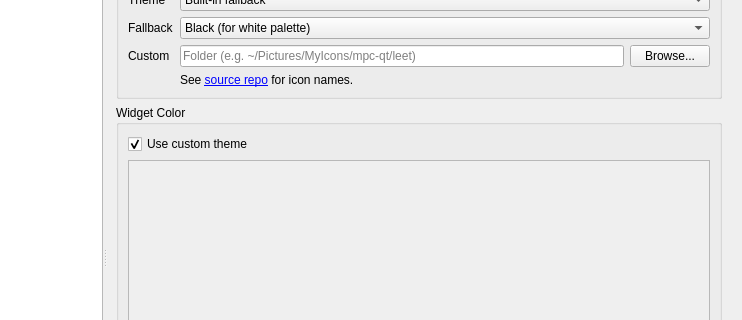
First picture: the form in settingswindow.ui, repository mpc-qt/mpc-qt, before the edit; both pictures show x 154 to 896 and y 82 to 402 of the 896 by 705 pixel window.
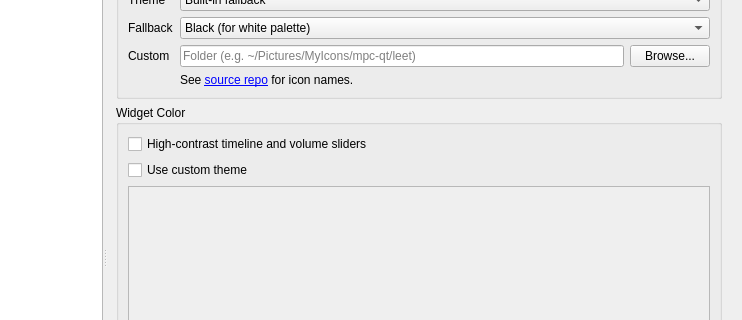
Second picture: the form after the edit. The open tabs and pages were chosen to show the change.

Commit message: settingswindow: expose high contrast widgets

```diff
--- a/settingswindow.ui
+++ b/settingswindow.ui
@@ -695,13 +695,20 @@
               <string>Widget Color</string>
              </property>
              <layout class="QVBoxLayout" name="verticalLayout_5">
+              <item>
+               <widget class="QCheckBox" name="interfaceWidgetHighContast">
+                <property name="text">
+                 <string>High-contrast timeline and volume sliders</string>
+                </property>
+               </widget>
+              </item>
               <item>
                <widget class="QCheckBox" name="interfaceWidgetCustom">
                 <property name="text">
                  <string>Use custom theme</string>
                 </property>
                 <property name="checked">
-                 <bool>true</bool>
+                 <bool>false</bool>
                 </property>
                </widget>
               </item>
@@ -718,8 +725,8 @@
                   <rect>
                    <x>0</x>
                    <y>0</y>
-                   <width>643</width>
-                   <height>251</height>
+                   <width>598</width>
+                   <height>185</height>
                   </rect>
                  </property>
                  <layout class="QVBoxLayout" name="verticalLayout_6"/>
```
Left out of the diff: 2 changed lines with no effect on the pictures. The commit also changes 8 other files.
